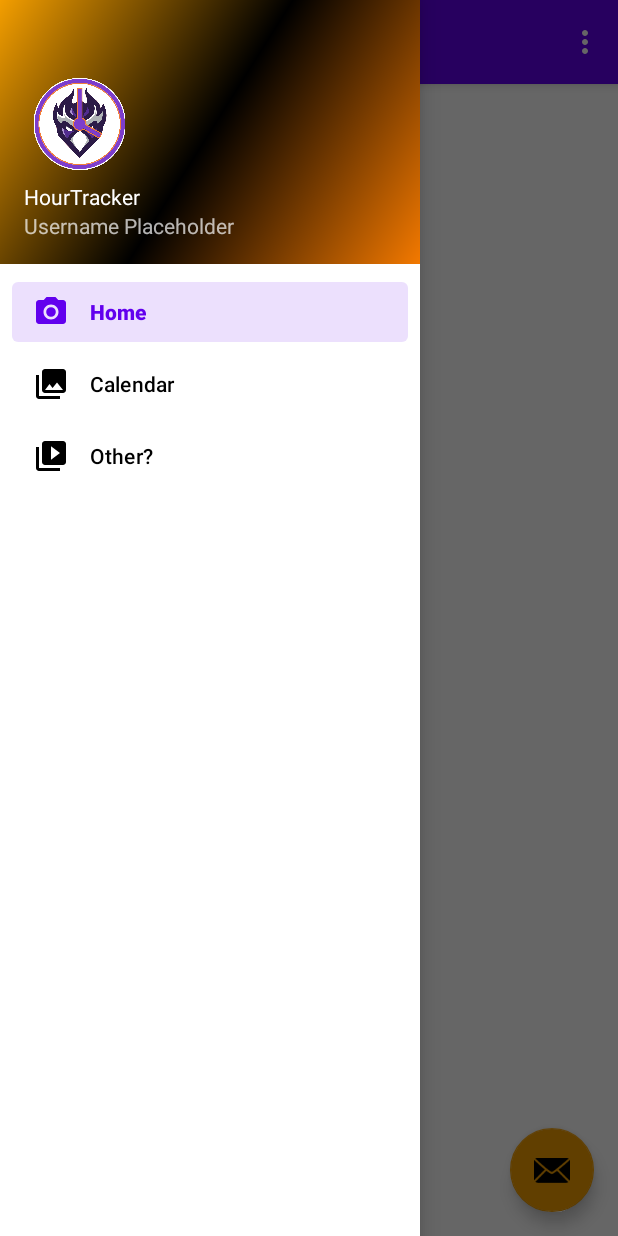
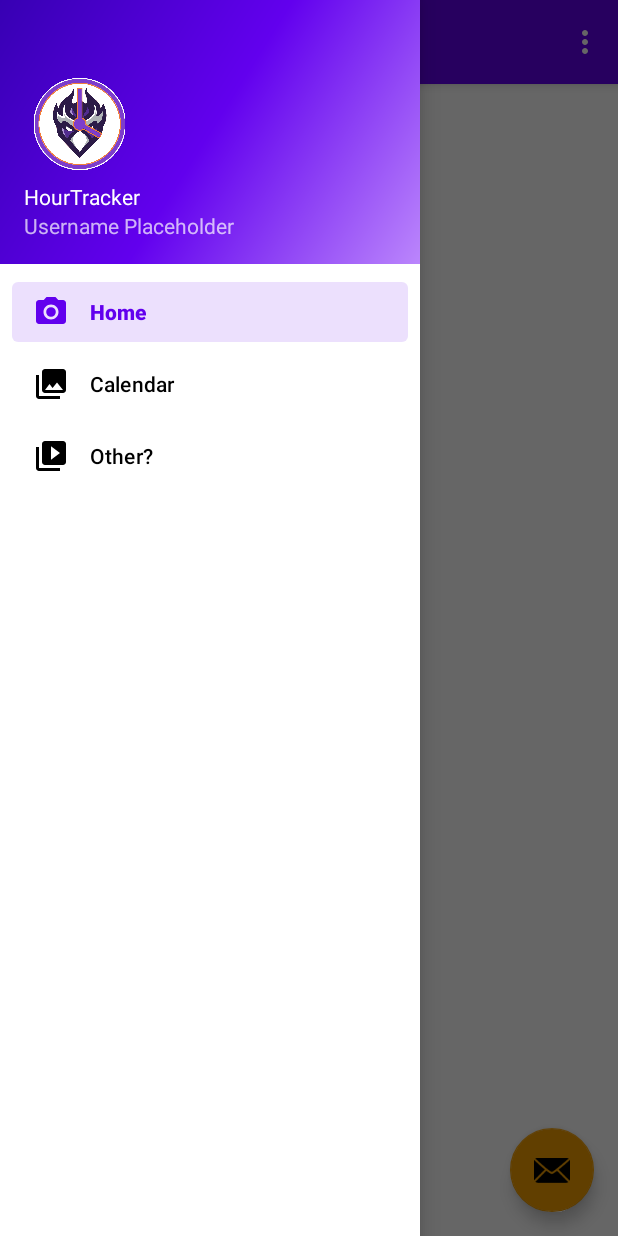
Before and after one commit to thompsonb908/HourTracker, an Android app: the screen it shows after launch (NavActivity), with the side drawer open, on a phone screen of 412 x 824 dp. Run offline under Robolectric (Android 15) with nearby library versions, the phone set to English and light mode, and no system bars; our stand-ins replace navigation-ui.

Commit message:
Update side_nav_bar.xml

```diff
--- a/app/src/main/res/drawable/side_nav_bar.xml
+++ b/app/src/main/res/drawable/side_nav_bar.xml
@@ -2,8 +2,8 @@
     android:shape="rectangle">
     <gradient
         android:angle="135"
-        android:centerColor="#FF000000"
-        android:endColor="#F39E00"
-        android:startColor="#F37900"
+        android:centerColor="#FF6200EE"
+        android:endColor="#FF3700B3"
+        android:startColor="#FFBB86FC"
         android:type="linear" />
 </shape>
```
